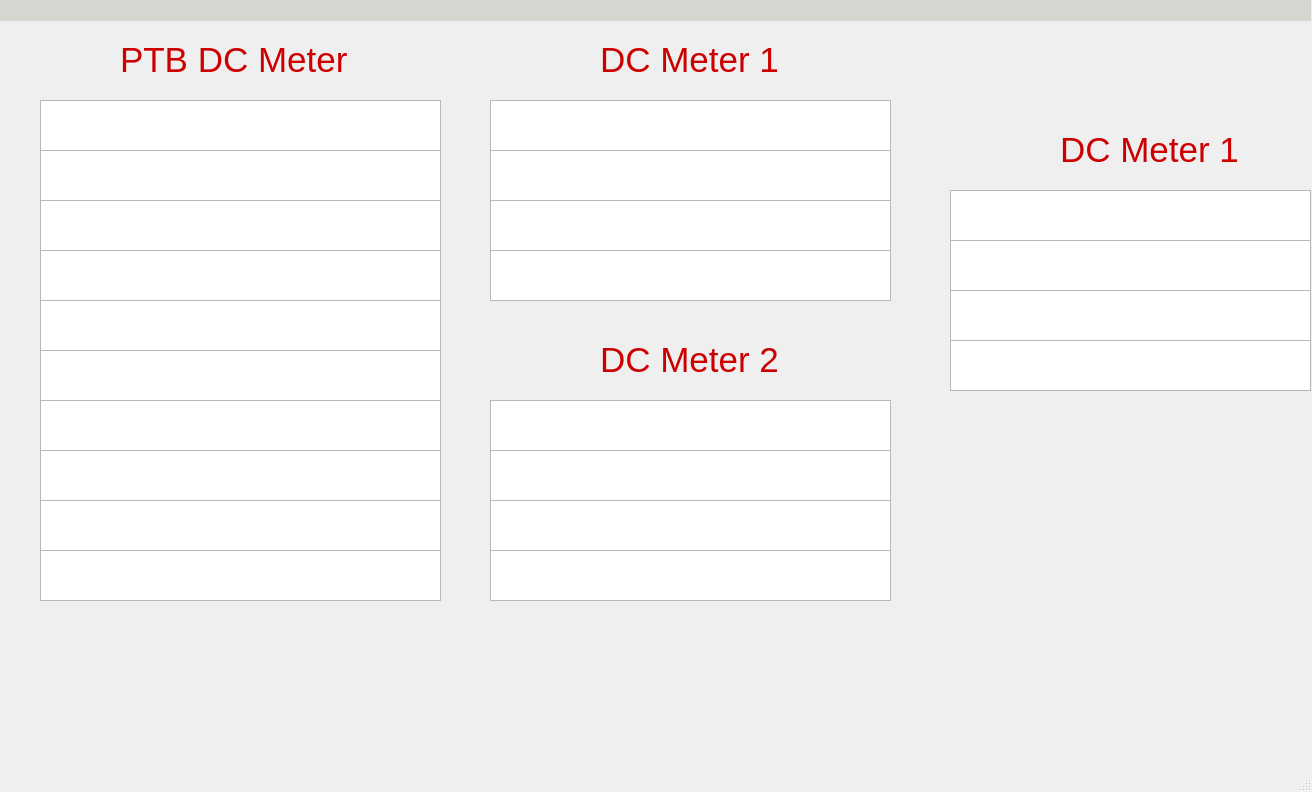
This is smlC141Test/mainwindow.ui in dwacs/Qixiang-s-Intern as Qt 5 draws it before an edit. The edited form follows.
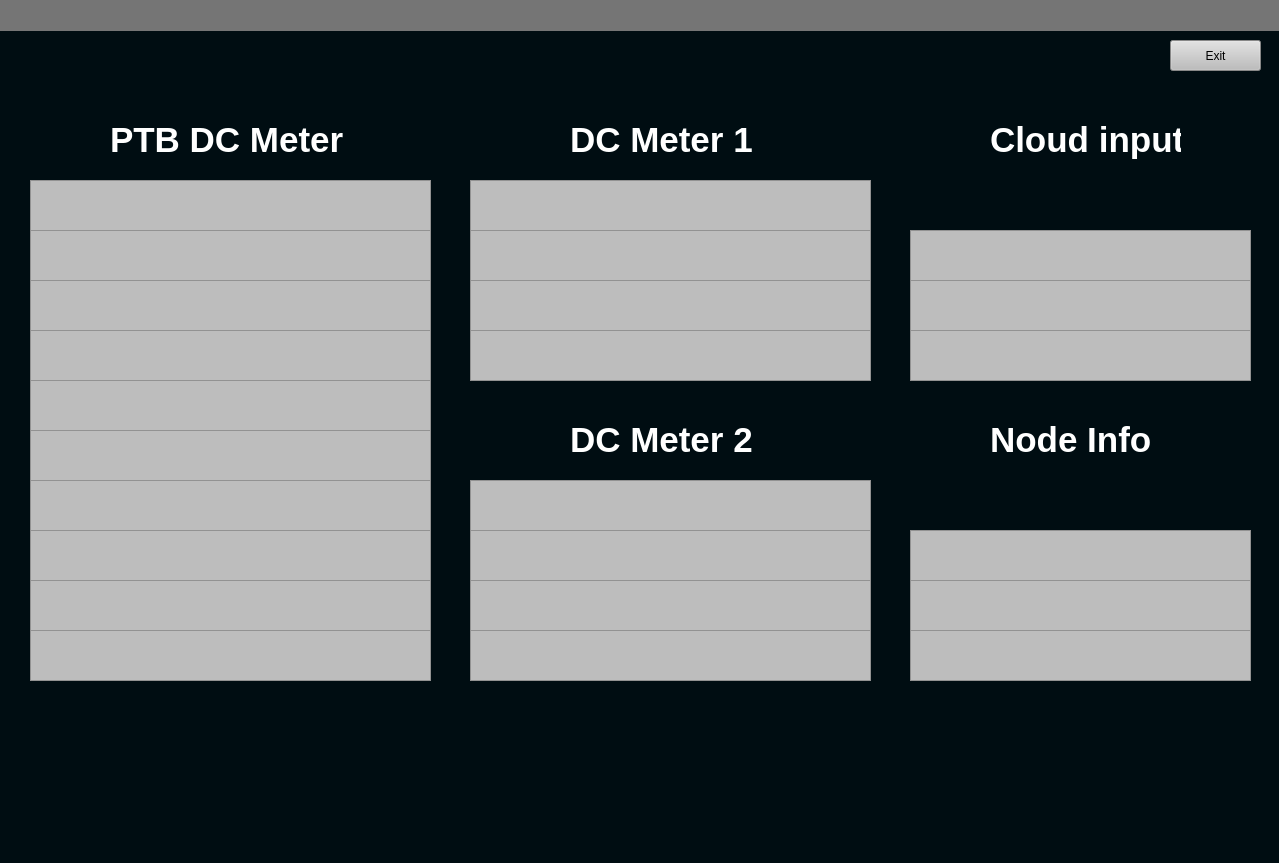
This is the edited form.

What changed in the file:
```diff
--- a/smlC141Test/mainwindow.ui
+++ b/smlC141Test/mainwindow.ui
@@ -6,53 +6,68 @@
    <rect>
     <x>0</x>
     <y>0</y>
-    <width>1312</width>
-    <height>792</height>
+    <width>1279</width>
+    <height>863</height>
    </rect>
   </property>
   <property name="windowTitle">
    <string>MainWindow</string>
   </property>
+  <property name="styleSheet">
+   <string notr="true">background-color: rgb(0, 13, 18);</string>
+  </property>
   <widget class="QWidget" name="centralwidget">
    <widget class="QTextBrowser" name="manID">
     <property name="geometry">
      <rect>
-      <x>40</x>
-      <y>450</y>
+      <x>30</x>
+      <y>530</y>
       <width>401</width>
       <height>51</height>
      </rect>
     </property>
+    <property name="styleSheet">
+     <string notr="true">background-color: rgb(189, 189, 189);</string>
+    </property>
    </widget>
    <widget class="QTextBrowser" name="serNO">
     <property name="geometry">
      <rect>
-      <x>40</x>
-      <y>350</y>
+      <x>30</x>
+      <y>430</y>
       <width>401</width>
       <height>51</height>
      </rect>
     </property>
+    <property name="styleSheet">
+     <string notr="true">background-color: rgb(189, 189, 189);</string>
+    </property>
    </widget>
    <widget class="QTextBrowser" name="status">
     <property name="geometry">
      <rect>
-      <x>40</x>
-      <y>400</y>
+      <x>30</x>
+      <y>480</y>
       <width>401</width>
       <height>51</height>
      </rect>
     </property>
+    <property name="styleSheet">
+     <string notr="true">background-color: rgb(189, 189, 189);</string>
+    </property>
    </widget>
    <widget class="QTextBrowser" name="eng">
     <property name="geometry">
      <rect>
-      <x>40</x>
-      <y>100</y>
+      <x>30</x>
+      <y>180</y>
       <width>401</width>
       <height>51</height>
      </rect>
     </property>
+    <property name="styleSheet">
+     <string notr="true">background-color: rgb(189, 189, 189);</string>
+    </property>
     <property name="frameShape">
      <enum>QFrame::StyledPanel</enum>
     </property>
@@ -66,12 +81,15 @@
    <widget class="QTextBrowser" name="pow">
     <property name="geometry">
      <rect>
-      <x>40</x>
-      <y>150</y>
+      <x>30</x>
+      <y>230</y>
       <width>401</width>
       <height>51</height>
      </rect>
     </property>
+    <property name="styleSheet">
+     <string notr="true">background-color: rgb(189, 189, 189);</string>
+    </property>
     <property name="frameShape">
      <enum>QFrame::StyledPanel</enum>
     </property>
@@ -85,14 +103,14 @@
    <widget class="QTextBrowser" name="voltage">
     <property name="geometry">
      <rect>
-      <x>40</x>
-      <y>200</y>
+      <x>30</x>
+      <y>280</y>
       <width>401</width>
       <height>51</height>
      </rect>
     </property>
     <property name="styleSheet">
-     <string notr="true">#frame{border:1px solid rgb(0,255,255)}</string>
+     <string notr="true">background-color: rgb(189, 189, 189);</string>
     </property>
     <property name="frameShape">
      <enum>QFrame::StyledPanel</enum>
@@ -110,11 +128,11 @@
       <x>0</x>
       <y>0</y>
       <width>1311</width>
-      <height>21</height>
+      <height>31</height>
      </rect>
     </property>
     <property name="styleSheet">
-     <string notr="true">background-color: rgb(211, 215, 207);</string>
+     <string notr="true">background-color: rgb(117, 117, 117);</string>
     </property>
     <property name="text">
      <string/>
@@ -123,65 +141,80 @@
    <widget class="QLabel" name="label_8">
     <property name="geometry">
      <rect>
-      <x>120</x>
-      <y>30</y>
-      <width>231</width>
+      <x>110</x>
+      <y>110</y>
+      <width>241</width>
       <height>61</height>
      </rect>
     </property>
     <property name="text">
-     <string>&lt;html&gt;&lt;head/&gt;&lt;body&gt;&lt;p&gt;&lt;span style=&quot; font-size:26pt; color:#cc0000;&quot;&gt;PTB DC Meter&lt;/span&gt;&lt;/p&gt;&lt;/body&gt;&lt;/html&gt;</string>
+     <string>&lt;html&gt;&lt;head/&gt;&lt;body&gt;&lt;p&gt;&lt;span style=&quot; font-size:26pt; font-weight:600; color:#ffffff;&quot;&gt;PTB DC Meter&lt;/span&gt;&lt;/p&gt;&lt;/body&gt;&lt;/html&gt;</string>
     </property>
    </widget>
    <widget class="QTextBrowser" name="current">
     <property name="geometry">
      <rect>
-      <x>40</x>
-      <y>250</y>
+      <x>30</x>
+      <y>330</y>
       <width>401</width>
       <height>51</height>
      </rect>
     </property>
+    <property name="styleSheet">
+     <string notr="true">background-color: rgb(189, 189, 189);</string>
+    </property>
    </widget>
    <widget class="QTextBrowser" name="pubKey">
     <property name="geometry">
      <rect>
-      <x>40</x>
-      <y>300</y>
+      <x>30</x>
+      <y>380</y>
       <width>401</width>
       <height>51</height>
      </rect>
     </property>
+    <property name="styleSheet">
+     <string notr="true">background-color: rgb(189, 189, 189);</string>
+    </property>
    </widget>
    <widget class="QTextBrowser" name="cost">
     <property name="geometry">
      <rect>
-      <x>40</x>
-      <y>500</y>
+      <x>30</x>
+      <y>580</y>
       <width>401</width>
       <height>51</height>
      </rect>
     </property>
+    <property name="styleSheet">
+     <string notr="true">background-color: rgb(189, 189, 189);</string>
+    </property>
    </widget>
    <widget class="QTextBrowser" name="duration">
     <property name="geometry">
      <rect>
-      <x>40</x>
-      <y>550</y>
+      <x>30</x>
+      <y>630</y>
       <width>401</width>
       <height>51</height>
      </rect>
     </property>
+    <property name="styleSheet">
+     <string notr="true">background-color: rgb(189, 189, 189);</string>
+    </property>
    </widget>
    <widget class="QTextBrowser" name="eng_2">
     <property name="geometry">
      <rect>
-      <x>490</x>
-      <y>100</y>
+      <x>470</x>
+      <y>180</y>
       <width>401</width>
       <height>51</height>
      </rect>
     </property>
+    <property name="styleSheet">
+     <string notr="true">background-color: rgb(189, 189, 189);</string>
+    </property>
     <property name="frameShape">
      <enum>QFrame::StyledPanel</enum>
     </property>
@@ -195,25 +228,28 @@
    <widget class="QLabel" name="label_9">
     <property name="geometry">
      <rect>
-      <x>600</x>
-      <y>30</y>
-      <width>181</width>
+      <x>570</x>
+      <y>110</y>
+      <width>191</width>
       <height>61</height>
      </rect>
     </property>
     <property name="text">
-     <string>&lt;html&gt;&lt;head/&gt;&lt;body&gt;&lt;p&gt;&lt;span style=&quot; font-size:26pt; color:#cc0000;&quot;&gt;DC Meter 1&lt;/span&gt;&lt;/p&gt;&lt;/body&gt;&lt;/html&gt;</string>
+     <string>&lt;html&gt;&lt;head/&gt;&lt;body&gt;&lt;p&gt;&lt;span style=&quot; font-size:26pt; font-weight:600; color:#ffffff;&quot;&gt;DC Meter 1&lt;/span&gt;&lt;/p&gt;&lt;/body&gt;&lt;/html&gt;</string>
     </property>
    </widget>
    <widget class="QTextBrowser" name="pow_2">
     <property name="geometry">
      <rect>
-      <x>490</x>
-      <y>150</y>
+      <x>470</x>
+      <y>230</y>
       <width>401</width>
       <height>51</height>
      </rect>
     </property>
+    <property name="styleSheet">
+     <string notr="true">background-color: rgb(189, 189, 189);</string>
+    </property>
     <property name="frameShape">
      <enum>QFrame::StyledPanel</enum>
     </property>
@@ -227,14 +263,14 @@
    <widget class="QTextBrowser" name="voltage_2">
     <property name="geometry">
      <rect>
-      <x>490</x>
-      <y>200</y>
+      <x>470</x>
+      <y>280</y>
       <width>401</width>
       <height>51</height>
      </rect>
     </property>
     <property name="styleSheet">
-     <string notr="true">#frame{border:1px solid rgb(0,255,255)}</string>
+     <string notr="true">background-color: rgb(189, 189, 189);</string>
     </property>
     <property name="frameShape">
      <enum>QFrame::StyledPanel</enum>
@@ -249,22 +285,28 @@
    <widget class="QTextBrowser" name="serNO_2">
     <property name="geometry">
      <rect>
-      <x>490</x>
-      <y>250</y>
+      <x>470</x>
+      <y>330</y>
       <width>401</width>
       <height>51</height>
      </rect>
     </property>
+    <property name="styleSheet">
+     <string notr="true">background-color: rgb(189, 189, 189);</string>
+    </property>
    </widget>
    <widget class="QTextBrowser" name="eng_3">
     <property name="geometry">
      <rect>
-      <x>490</x>
-      <y>400</y>
+      <x>470</x>
+      <y>480</y>
       <width>401</width>
       <height>51</height>
      </rect>
     </property>
+    <property name="styleSheet">
+     <string notr="true">background-color: rgb(189, 189, 189);</string>
+    </property>
     <property name="frameShape">
      <enum>QFrame::StyledPanel</enum>
     </property>
@@ -278,12 +320,15 @@
    <widget class="QTextBrowser" name="pow_3">
     <property name="geometry">
      <rect>
-      <x>490</x>
-      <y>450</y>
+      <x>470</x>
+      <y>530</y>
       <width>401</width>
       <height>51</height>
      </rect>
     </property>
+    <property name="styleSheet">
+     <string notr="true">background-color: rgb(189, 189, 189);</string>
+    </property>
     <property name="frameShape">
      <enum>QFrame::StyledPanel</enum>
     </property>
@@ -297,14 +342,14 @@
    <widget class="QTextBrowser" name="voltage_3">
     <property name="geometry">
      <rect>
-      <x>490</x>
-      <y>500</y>
+      <x>470</x>
+      <y>580</y>
       <width>401</width>
       <height>51</height>
      </rect>
     </property>
     <property name="styleSheet">
-     <string notr="true">#frame{border:1px solid rgb(0,255,255)}</string>
+     <string notr="true">background-color: rgb(189, 189, 189);</string>
     </property>
     <property name="frameShape">
      <enum>QFrame::StyledPanel</enum>
@@ -319,35 +364,41 @@
    <widget class="QTextBrowser" name="serNO_3">
     <property name="geometry">
      <rect>
-      <x>490</x>
-      <y>550</y>
+      <x>470</x>
+      <y>630</y>
       <width>401</width>
       <height>51</height>
      </rect>
     </property>
+    <property name="styleSheet">
+     <string notr="true">background-color: rgb(189, 189, 189);</string>
+    </property>
    </widget>
    <widget class="QLabel" name="label_10">
     <property name="geometry">
      <rect>
-      <x>600</x>
-      <y>330</y>
-      <width>181</width>
+      <x>570</x>
+      <y>410</y>
+      <width>191</width>
       <height>61</height>
      </rect>
     </property>
     <property name="text">
-     <string>&lt;html&gt;&lt;head/&gt;&lt;body&gt;&lt;p&gt;&lt;span style=&quot; font-size:26pt; color:#cc0000;&quot;&gt;DC Meter 2&lt;/span&gt;&lt;/p&gt;&lt;/body&gt;&lt;/html&gt;</string>
+     <string>&lt;html&gt;&lt;head/&gt;&lt;body&gt;&lt;p&gt;&lt;span style=&quot; font-size:26pt; font-weight:600; color:#ffffff;&quot;&gt;DC Meter 2&lt;/span&gt;&lt;/p&gt;&lt;/body&gt;&lt;/html&gt;</string>
     </property>
    </widget>
    <widget class="QTextBrowser" name="eng_4">
     <property name="geometry">
      <rect>
-      <x>950</x>
-      <y>190</y>
-      <width>361</width>
+      <x>910</x>
+      <y>230</y>
+      <width>341</width>
       <height>51</height>
      </rect>
     </property>
+    <property name="styleSheet">
+     <string notr="true">background-color: rgb(189, 189, 189);</string>
+    </property>
     <property name="frameShape">
      <enum>QFrame::StyledPanel</enum>
     </property>
@@ -361,12 +412,15 @@
    <widget class="QTextBrowser" name="pow_4">
     <property name="geometry">
      <rect>
-      <x>950</x>
-      <y>240</y>
-      <width>361</width>
+      <x>910</x>
+      <y>280</y>
+      <width>341</width>
       <height>51</height>
      </rect>
     </property>
+    <property name="styleSheet">
+     <string notr="true">background-color: rgb(189, 189, 189);</string>
+    </property>
     <property name="frameShape">
      <enum>QFrame::StyledPanel</enum>
     </property>
@@ -380,14 +434,14 @@
    <widget class="QTextBrowser" name="voltage_4">
     <property name="geometry">
      <rect>
-      <x>950</x>
-      <y>290</y>
-      <width>361</width>
+      <x>910</x>
+      <y>330</y>
+      <width>341</width>
       <height>51</height>
      </rect>
     </property>
     <property name="styleSheet">
-     <string notr="true">#frame{border:1px solid rgb(0,255,255)}</string>
+     <string notr="true">background-color: rgb(189, 189, 189);</string>
     </property>
     <property name="frameShape">
      <enum>QFrame::StyledPanel</enum>
@@ -399,27 +453,112 @@
      <number>3</number>
     </property>
    </widget>
-   <widget class="QTextBrowser" name="serNO_4">
-    <property name="geometry">
-     <rect>
-      <x>950</x>
-      <y>340</y>
-      <width>361</width>
-      <height>51</height>
-     </rect>
-    </property>
-   </widget>
    <widget class="QLabel" name="label_11">
     <property name="geometry">
      <rect>
-      <x>1060</x>
-      <y>120</y>
-      <width>181</width>
+      <x>990</x>
+      <y>110</y>
+      <width>191</width>
       <height>61</height>
      </rect>
     </property>
     <property name="text">
-     <string>&lt;html&gt;&lt;head/&gt;&lt;body&gt;&lt;p&gt;&lt;span style=&quot; font-size:26pt; color:#cc0000;&quot;&gt;DC Meter 1&lt;/span&gt;&lt;/p&gt;&lt;/body&gt;&lt;/html&gt;</string>
+     <string>&lt;html&gt;&lt;head/&gt;&lt;body&gt;&lt;p&gt;&lt;span style=&quot; font-size:26pt; font-weight:600; color:#ffffff;&quot;&gt;Cloud input&lt;/span&gt;&lt;/p&gt;&lt;/body&gt;&lt;/html&gt;</string>
+    </property>
+   </widget>
+   <widget class="QPushButton" name="pushButton">
+    <property name="geometry">
+     <rect>
+      <x>1170</x>
+      <y>40</y>
+      <width>91</width>
+      <height>31</height>
+     </rect>
+    </property>
+    <property name="styleSheet">
+     <string notr="true">background-color: rgb(189, 189, 189);</string>
+    </property>
+    <property name="text">
+     <string>Exit</string>
+    </property>
+   </widget>
+   <widget class="QTextBrowser" name="nodeNO">
+    <property name="geometry">
+     <rect>
+      <x>910</x>
+      <y>630</y>
+      <width>341</width>
+      <height>51</height>
+     </rect>
+    </property>
+    <property name="styleSheet">
+     <string notr="true">background-color: rgb(189, 189, 189);</string>
+    </property>
+    <property name="frameShape">
+     <enum>QFrame::StyledPanel</enum>
+    </property>
+    <property name="frameShadow">
+     <enum>QFrame::Plain</enum>
+    </property>
+    <property name="lineWidth">
+     <number>3</number>
+    </property>
+   </widget>
+   <widget class="QTextBrowser" name="node">
+    <property name="geometry">
+     <rect>
+      <x>910</x>
+      <y>580</y>
+      <width>341</width>
+      <height>51</height>
+     </rect>
+    </property>
+    <property name="styleSheet">
+     <string notr="true">background-color: rgb(189, 189, 189);</string>
+    </property>
+    <property name="frameShape">
+     <enum>QFrame::StyledPanel</enum>
+    </property>
+    <property name="frameShadow">
+     <enum>QFrame::Plain</enum>
+    </property>
+    <property name="lineWidth">
+     <number>3</number>
+    </property>
+   </widget>
+   <widget class="QTextBrowser" name="source_type">
+    <property name="geometry">
+     <rect>
+      <x>910</x>
+      <y>530</y>
+      <width>341</width>
+      <height>51</height>
+     </rect>
+    </property>
+    <property name="styleSheet">
+     <string notr="true">background-color: rgb(189, 189, 189);</string>
+    </property>
+    <property name="frameShape">
+     <enum>QFrame::StyledPanel</enum>
+    </property>
+    <property name="frameShadow">
+     <enum>QFrame::Plain</enum>
+    </property>
+    <property name="lineWidth">
+     <number>3</number>
+    </property>
+   </widget>
+   <widget class="QLabel" name="label_12">
+    <property name="geometry">
+     <rect>
+      <x>990</x>
+      <y>410</y>
+      <width>191</width>
+      <height>61</height>
+     </rect>
+    </property>
+    <property name="text">
+     <string>&lt;html&gt;&lt;head/&gt;&lt;body&gt;&lt;p&gt;&lt;span style=&quot; font-size:26pt; font-weight:600; color:#ffffff;&quot;&gt;Node Info&lt;/span&gt;&lt;/p&gt;&lt;/body&gt;&lt;/html&gt;</string>
     </property>
    </widget>
    <zorder>pow</zorder>
```
Left out of the diff: 22 changed lines with no effect on the pictures.
